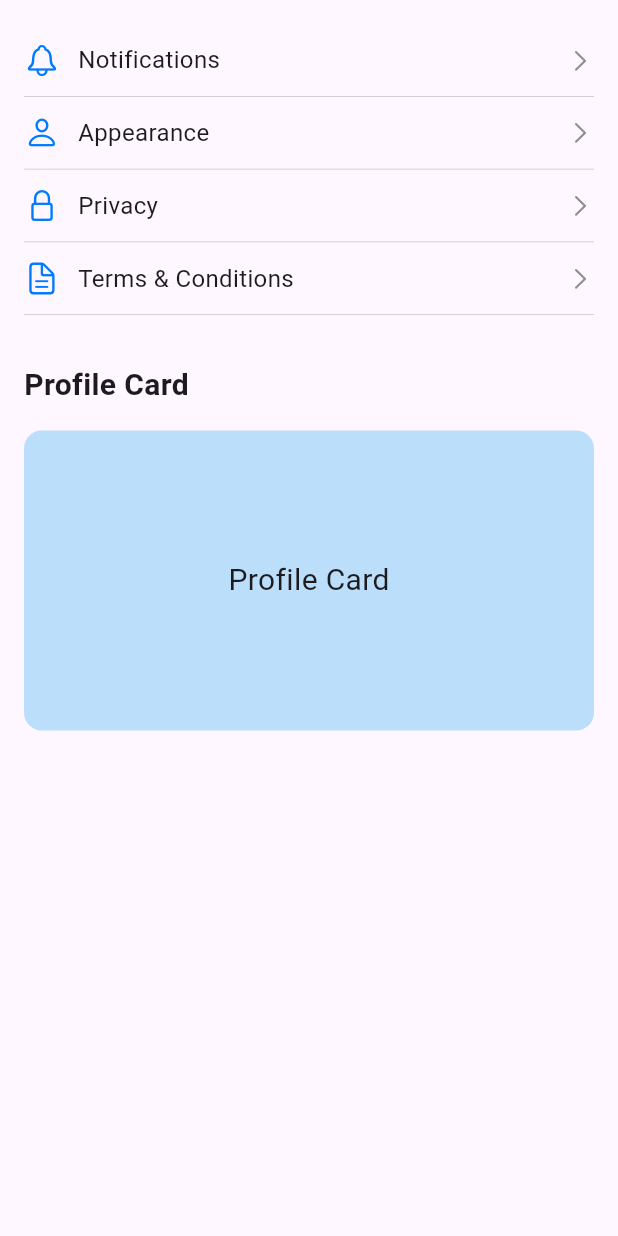
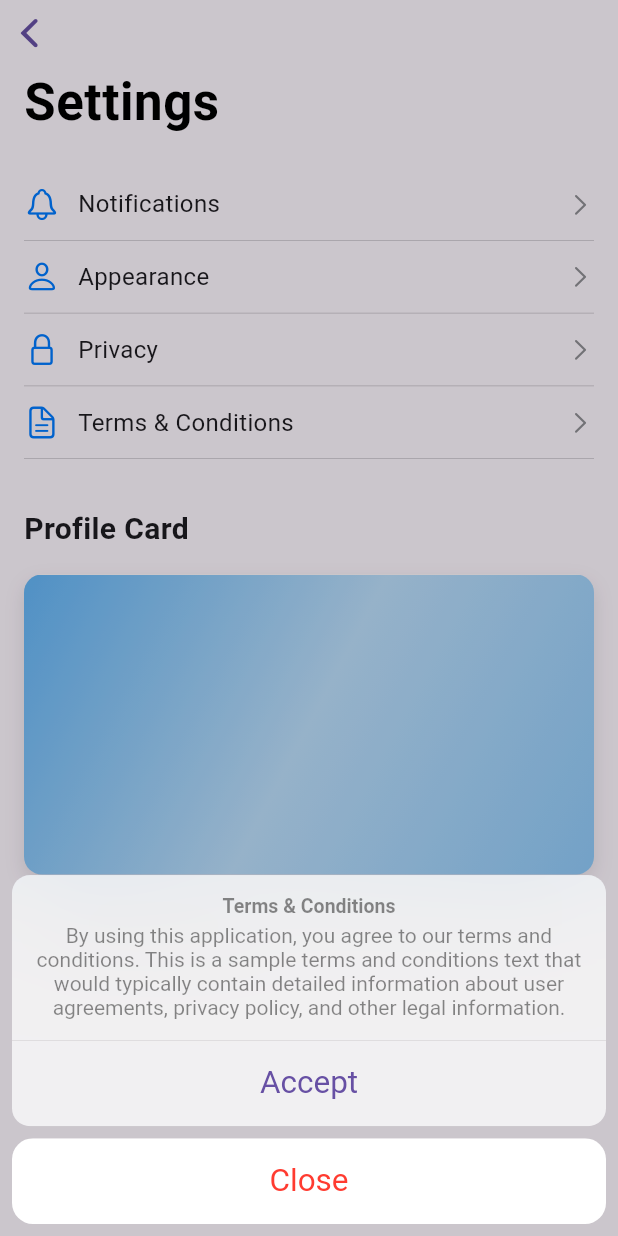
Before and after one commit to imilham/flutter-test-ilham, a Flutter app: the SettingsScreen screen opened by its route, after a tap on "Terms & Conditions", on a phone screen of 412 x 824 dp. Run offline on Flutter 3.47's test engine with Material 3 defaults, Android fonts, the phone set to English and light mode, and no system bars; our stand-ins replace rxdart; accounts and stored records are empty.

Commit message:
added the bottom modal sheet and the title minimizing effect

```diff
--- a/lib/screens/settings_screen.dart
+++ b/lib/screens/settings_screen.dart
@@ -1,30 +1,84 @@
 import 'package:flutter/cupertino.dart';
 import 'package:flutter/material.dart';
+import 'package:flutter/rendering.dart';
 
-class SettingsScreen extends StatelessWidget {
+class SettingsScreen extends StatefulWidget {
   const SettingsScreen({super.key});
+
+  @override
+  State<SettingsScreen> createState() => _SettingsScreenState();
+}
+
+class _SettingsScreenState extends State<SettingsScreen> {
+  final TextEditingController _searchController = TextEditingController();
+  bool _isSearchVisible = true;
+
+  @override
+  void dispose() {
+    _searchController.dispose();
+    super.dispose();
+  }
+
+  void _showTermsAndConditions() {
+    showCupertinoModalPopup(
+      context: context,
+      builder: (context) => CupertinoActionSheet(
+        title: const Text('Terms & Conditions'),
+        message: const Text(
+          'By using this application, you agree to our terms and conditions. '
+          'This is a sample terms and conditions text that would typically '
+          'contain detailed information about user agreements, privacy policy, '
+          'and other legal information.',
+          style: TextStyle(fontSize: 14),
+        ),
+        actions: [
+          CupertinoActionSheetAction(
+            onPressed: () => Navigator.pop(context),
+            child: const Text('Accept'),
+          ),
+        ],
+        cancelButton: CupertinoActionSheetAction(
+          onPressed: () => Navigator.pop(context),
+          isDestructiveAction: true,
+          child: const Text('Close'),
+        ),
+      ),
+    );
+  }
 
   @override
   Widget build(BuildContext context) {
     return Material(
       child: CupertinoPageScaffold(
+        child: NotificationListener<UserScrollNotification>(
+          onNotification: (notification) {
+            if (notification.direction == ScrollDirection.reverse) {
+              if (_isSearchVisible) {
+                setState(() => _isSearchVisible = false);
+              }
+            } else if (notification.direction == ScrollDirection.forward) {
+              if (!_isSearchVisible) {
+                setState(() => _isSearchVisible = true);
+              }
+            }
+            return true;
+          },
           child: CustomScrollView(
+            physics: const BouncingScrollPhysics(),
             slivers: [
-            // TODO: Implement CupertinoSliverNavigationBar
-            // Requirements:
-            // - Use CupertinoSliverNavigationBar
-            // - Display a large title when fully expanded
-            // - Include a CupertinoSearchTextField as the bottom widget
-            // - Configure bottomMode to hide search field on scroll
-            // - Navigation bar should snap between expanded and collapsed states
-
+              CupertinoSliverNavigationBar(
+                largeTitle: const Text('Settings'),
+                border: null,
+                stretch: true,
+                padding: EdgeInsetsDirectional.zero,
+                backgroundColor: CupertinoColors.systemBackground.withOpacity(0.9),
+              ),
               SliverToBoxAdapter(
                 child: Padding(
                   padding: const EdgeInsets.all(16.0),
                   child: Column(
                     crossAxisAlignment: CrossAxisAlignment.start,
                     children: [
-                    // Placeholder settings items
                       _buildSettingsItem(
                         'Notifications',
                         CupertinoIcons.bell,
@@ -43,15 +97,8 @@ class SettingsScreen extends StatelessWidget {
                       _buildSettingsItem(
                         'Terms & Conditions',
                         CupertinoIcons.doc_text,
-                      onTap: () {
-                        // TODO: Implement showCupertinoSheet
-                        // Requirements:
-                        // - Use the new showCupertinoSheet function
-                        // - Show placeholder terms and conditions text
-                        // - Allow dismissal via drag-to-dismiss gesture
-                      },
+                        onTap: _showTermsAndConditions,
                       ),
-
                       const SizedBox(height: 32),
                       const Text(
                         'Profile Card',
@@ -61,20 +108,52 @@ class SettingsScreen extends StatelessWidget {
                         ),
                       ),
                       const SizedBox(height: 16),
-                    Container(
+                      ShaderMask(
+                        shaderCallback: (Rect bounds) {
+                          return LinearGradient(
+                            begin: Alignment.topLeft,
+                            end: Alignment.bottomRight,
+                            colors: [
+                              Colors.blue.shade300,
+                              Colors.blue.shade100,
+                              Colors.blue.shade200,
+                            ],
+                          ).createShader(bounds);
+                        },
+                        child: Container(
                           height: 200,
                           decoration: BoxDecoration(
-                        color: Colors.blue.shade100,
+                            color: Colors.white,
                             borderRadius: BorderRadius.circular(12),
+                            boxShadow: [
+                              BoxShadow(
+                                color: Colors.black.withOpacity(0.1),
+                                blurRadius: 10,
+                                offset: const Offset(0, 5),
+                              ),
+                            ],
                           ),
                           alignment: Alignment.center,
-                      // TODO: (Bonus) Apply custom visual effect
-                      // Requirements:
-                      // - Apply a custom visual effect using ImageFilter.shader
-                      // - Create a simple shader (gradient or noise effect)
                           child: const Text(
                             'Profile Card',
-                        style: TextStyle(fontSize: 20),
+                            style: TextStyle(
+                              fontSize: 24,
+                              fontWeight: FontWeight.bold,
+                              color: Colors.white,
+                            ),
+                          ),
+                        ),
+                      ),
+                      const SizedBox(height: 24),
+                      AnimatedOpacity(
+                        opacity: _isSearchVisible ? 1.0 : 0.0,
+                        duration: const Duration(milliseconds: 200),
+                        child: CupertinoSearchTextField(
+                          controller: _searchController,
+                          placeholder: 'Search settings...',
+                          onChanged: (value) {
+                            // Handle search
+                          },
                         ),
                       ),
                     ],
@@ -84,8 +163,12 @@ class SettingsScreen extends StatelessWidget {
             ],
           ),
         ),
+      ),
     );
   }
+
+
+
 
   Widget _buildSettingsItem(String title, IconData icon, {required VoidCallback onTap}) {
     return GestureDetector(
```
Lines whose indentation alone changed are shown as unchanged.
